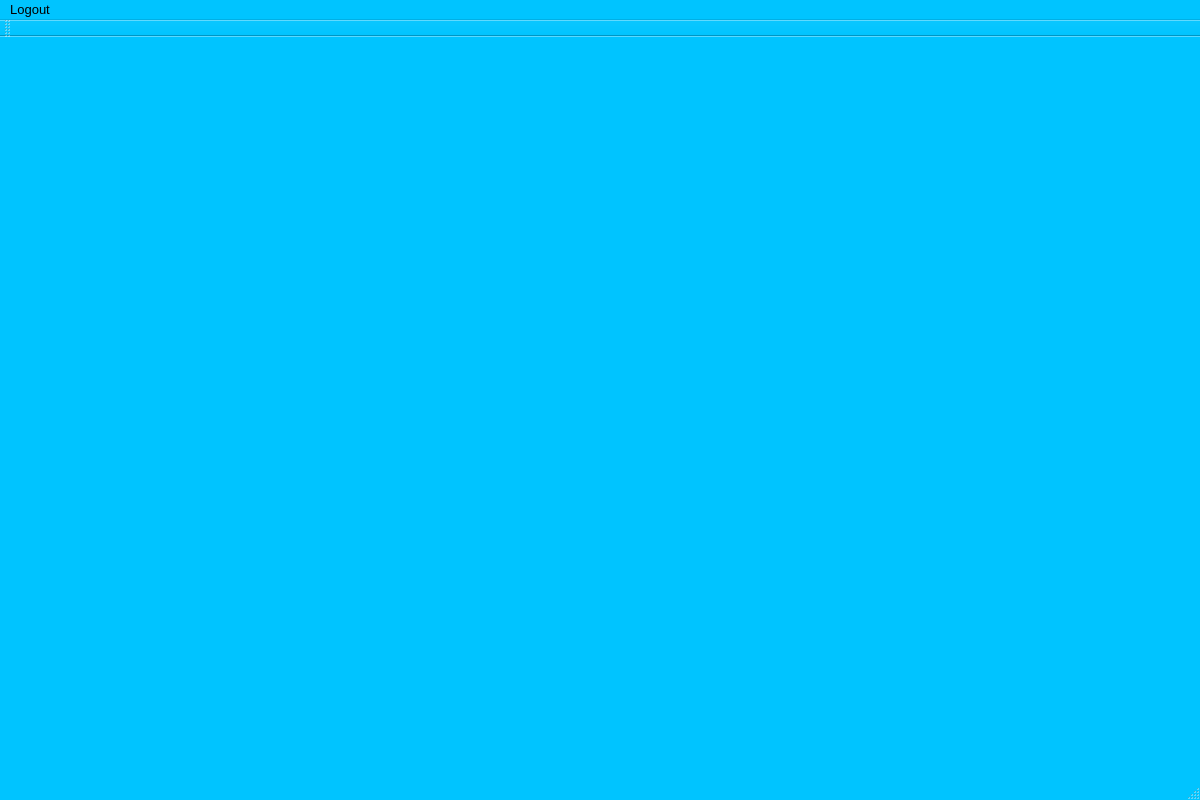
Old version of the form ALAYO/mainwindow.ui in the repository akarapetian/ALAYO---Project-2.
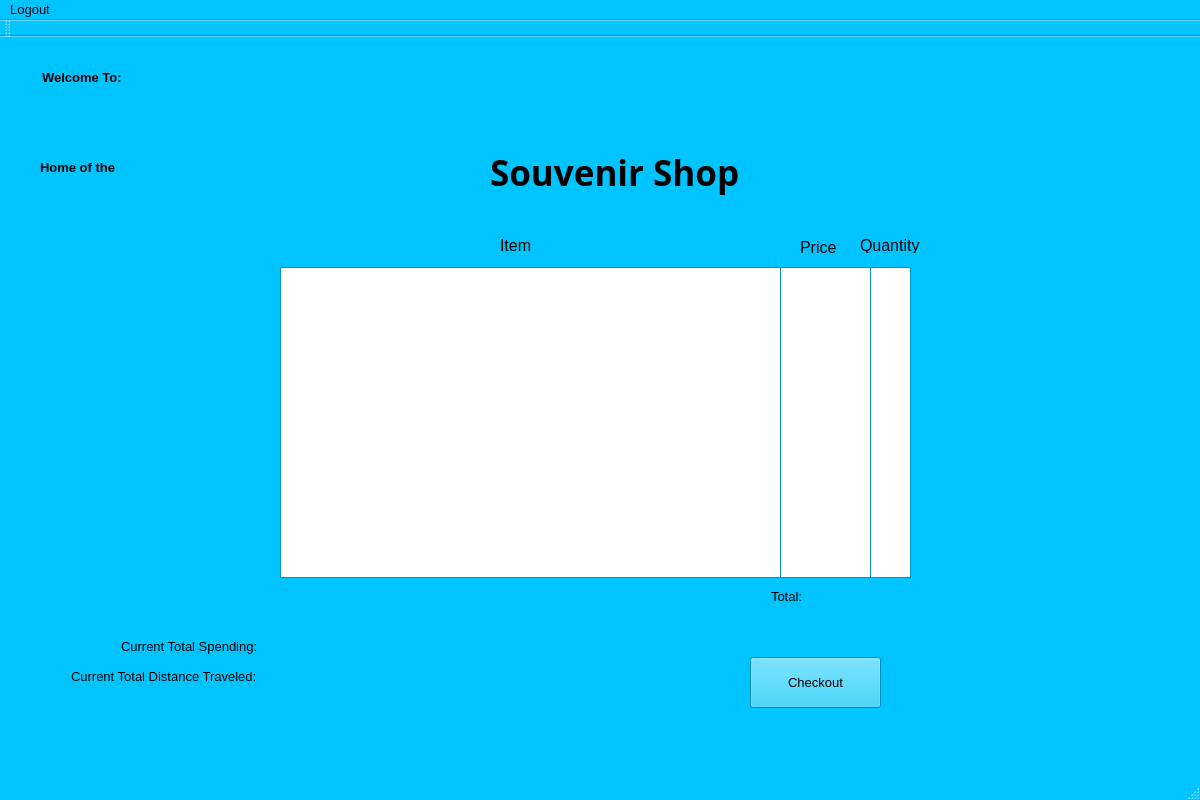
New version of the form. The open tabs and pages were chosen to show the change.

```diff
--- a/ALAYO/mainwindow.ui
+++ b/ALAYO/mainwindow.ui
@@ -931,9 +931,9 @@
     <property name="geometry">
      <rect>
       <x>0</x>
-      <y>40</y>
+      <y>10</y>
       <width>1201</width>
-      <height>761</height>
+      <height>791</height>
      </rect>
     </property>
     <property name="sizePolicy">
@@ -2154,9 +2154,9 @@
       <property name="geometry">
        <rect>
         <x>0</x>
-        <y>-20</y>
+        <y>-40</y>
         <width>1201</width>
-        <height>781</height>
+        <height>801</height>
        </rect>
       </property>
       <property name="currentIndex">
@@ -2249,7 +2249,7 @@
           <x>0</x>
           <y>-30</y>
           <width>1191</width>
-          <height>761</height>
+          <height>811</height>
          </rect>
         </property>
         <property name="currentIndex">
@@ -2466,18 +2466,277 @@
           </property>
          </widget>
         </widget>
-        <widget class="QWidget" name="singleSelectionPage">
-         <widget class="QPushButton" name="singleSelectionPageBackButton">
+        <widget class="QWidget" name="onTripPage">
+         <widget class="QLabel" name="label_33">
           <property name="geometry">
            <rect>
-            <x>60</x>
-            <y>50</y>
-            <width>121</width>
-            <height>41</height>
+            <x>42</x>
+            <y>90</y>
+            <width>91</width>
+            <height>20</height>
            </rect>
           </property>
+          <property name="font">
+           <font>
+            <weight>75</weight>
+            <bold>true</bold>
+           </font>
+          </property>
           <property name="text">
-           <string>Back</string>
+           <string>Welcome To:</string>
+          </property>
+         </widget>
+         <widget class="QLabel" name="currentStadiumNameLabel">
+          <property name="geometry">
+           <rect>
+            <x>140</x>
+            <y>70</y>
+            <width>311</width>
+            <height>71</height>
+           </rect>
+          </property>
+          <property name="font">
+           <font>
+            <family>Blackadder ITC</family>
+            <pointsize>24</pointsize>
+           </font>
+          </property>
+          <property name="text">
+           <string/>
+          </property>
+         </widget>
+         <widget class="QLabel" name="label_35">
+          <property name="geometry">
+           <rect>
+            <x>40</x>
+            <y>180</y>
+            <width>81</width>
+            <height>20</height>
+           </rect>
+          </property>
+          <property name="font">
+           <font>
+            <weight>75</weight>
+            <bold>true</bold>
+           </font>
+          </property>
+          <property name="text">
+           <string>Home of the</string>
+          </property>
+         </widget>
+         <widget class="QLabel" name="currentTeamNameLabel">
+          <property name="geometry">
+           <rect>
+            <x>137</x>
+            <y>160</y>
+            <width>301</width>
+            <height>61</height>
+           </rect>
+          </property>
+          <property name="font">
+           <font>
+            <family>Blackadder ITC</family>
+            <pointsize>24</pointsize>
+           </font>
+          </property>
+          <property name="text">
+           <string/>
+          </property>
+         </widget>
+         <widget class="QLabel" name="label_34">
+          <property name="geometry">
+           <rect>
+            <x>490</x>
+            <y>160</y>
+            <width>271</width>
+            <height>71</height>
+           </rect>
+          </property>
+          <property name="font">
+           <font>
+            <family>Segoe UI Black</family>
+            <pointsize>26</pointsize>
+            <weight>75</weight>
+            <bold>true</bold>
+           </font>
+          </property>
+          <property name="text">
+           <string>Souvenir Shop</string>
+          </property>
+         </widget>
+         <widget class="QPushButton" name="checkoutButton">
+          <property name="geometry">
+           <rect>
+            <x>750</x>
+            <y>680</y>
+            <width>131</width>
+            <height>51</height>
+           </rect>
+          </property>
+          <property name="text">
+           <string>Checkout</string>
+          </property>
+         </widget>
+         <widget class="QLabel" name="label_36">
+          <property name="geometry">
+           <rect>
+            <x>121</x>
+            <y>661</y>
+            <width>138</width>
+            <height>16</height>
+           </rect>
+          </property>
+          <property name="text">
+           <string>Current Total Spending:</string>
+          </property>
+         </widget>
+         <widget class="QLabel" name="label_37">
+          <property name="geometry">
+           <rect>
+            <x>71</x>
+            <y>691</y>
+            <width>187</width>
+            <height>16</height>
+           </rect>
+          </property>
+          <property name="text">
+           <string>Current Total Distance Traveled:</string>
+          </property>
+         </widget>
+         <widget class="QLabel" name="currentTotalSpendingLabel">
+          <property name="geometry">
+           <rect>
+            <x>265</x>
+            <y>661</y>
+            <width>51</width>
+            <height>16</height>
+           </rect>
+          </property>
+          <property name="text">
+           <string/>
+          </property>
+         </widget>
+         <widget class="QLabel" name="currentTotalDistanceLabel">
+          <property name="geometry">
+           <rect>
+            <x>264</x>
+            <y>691</y>
+            <width>55</width>
+            <height>16</height>
+           </rect>
+          </property>
+          <property name="text">
+           <string/>
+          </property>
+         </widget>
+         <widget class="QListWidget" name="tripSouvenirNameListWidget">
+          <property name="geometry">
+           <rect>
+            <x>280</x>
+            <y>290</y>
+            <width>501</width>
+            <height>311</height>
+           </rect>
+          </property>
+         </widget>
+         <widget class="QListWidget" name="tripSouvenirPriceListWidget">
+          <property name="geometry">
+           <rect>
+            <x>780</x>
+            <y>290</y>
+            <width>91</width>
+            <height>311</height>
+           </rect>
+          </property>
+         </widget>
+         <widget class="QLabel" name="label_38">
+          <property name="geometry">
+           <rect>
+            <x>800</x>
+            <y>260</y>
+            <width>47</width>
+            <height>20</height>
+           </rect>
+          </property>
+          <property name="font">
+           <font>
+            <pointsize>12</pointsize>
+           </font>
+          </property>
+          <property name="text">
+           <string>Price</string>
+          </property>
+         </widget>
+         <widget class="QLabel" name="label_39">
+          <property name="geometry">
+           <rect>
+            <x>500</x>
+            <y>260</y>
+            <width>47</width>
+            <height>16</height>
+           </rect>
+          </property>
+          <property name="font">
+           <font>
+            <pointsize>12</pointsize>
+           </font>
+          </property>
+          <property name="text">
+           <string>Item</string>
+          </property>
+         </widget>
+         <widget class="QLabel" name="label_40">
+          <property name="geometry">
+           <rect>
+            <x>771</x>
+            <y>611</y>
+            <width>34</width>
+            <height>16</height>
+           </rect>
+          </property>
+          <property name="text">
+           <string>Total:</string>
+          </property>
+         </widget>
+         <widget class="QLabel" name="currentTotalAtLocationLabel">
+          <property name="geometry">
+           <rect>
+            <x>819</x>
+            <y>611</y>
+            <width>91</width>
+            <height>20</height>
+           </rect>
+          </property>
+          <property name="text">
+           <string/>
+          </property>
+         </widget>
+         <widget class="QListWidget" name="tripSouvenirQuantityListWidget">
+          <property name="geometry">
+           <rect>
+            <x>870</x>
+            <y>290</y>
+            <width>41</width>
+            <height>311</height>
+           </rect>
+          </property>
+         </widget>
+         <widget class="QLabel" name="label_41">
+          <property name="geometry">
+           <rect>
+            <x>860</x>
+            <y>260</y>
+            <width>71</width>
+            <height>16</height>
+           </rect>
+          </property>
+          <property name="font">
+           <font>
+            <pointsize>12</pointsize>
+           </font>
+          </property>
+          <property name="text">
+           <string>Quantity</string>
           </property>
          </widget>
         </widget>
```
Left out of the diff: 159 changed lines with no effect on the pictures.
